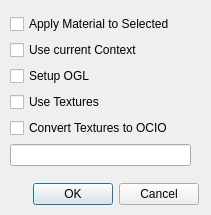
Above: python2.7libs/materialBuild_RS/view.ui from eglaubauf/egRedshiftTools before the change. Below: the same form after it.
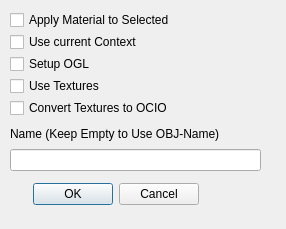
That is the form after the change.

The edit to the form file:
```diff
--- a/python2.7libs/materialBuild_RS/view.ui
+++ b/python2.7libs/materialBuild_RS/view.ui
@@ -6,8 +6,8 @@
    <rect>
     <x>0</x>
     <y>0</y>
-    <width>211</width>
-    <height>215</height>
+    <width>286</width>
+    <height>229</height>
    </rect>
   </property>
   <property name="windowTitle">
@@ -18,7 +18,7 @@
     <rect>
      <x>10</x>
      <y>10</y>
-     <width>181</width>
+     <width>251</width>
      <height>161</height>
     </rect>
    </property>
@@ -61,6 +61,13 @@
       </property>
      </widget>
     </item>
+    <item>
+     <widget class="QLabel" name="label">
+      <property name="text">
+       <string>Name (Keep Empty to Use OBJ-Name)</string>
+      </property>
+     </widget>
+    </item>
     <item>
      <widget class="QLineEdit" name="fld_username"/>
     </item>
```
